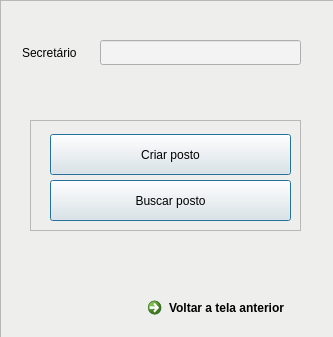
lucasnatali98/CADVAC, file cadvac_gui/patientmanagementwindow.ui: the form before one commit.
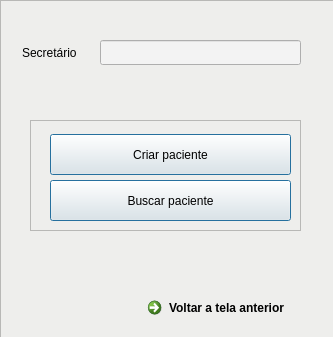
The form after the commit.

Commit message: Criação e busca de pacientes, enfermeiros e postos + alteração das vacinas disponiveis

```diff
--- a/cadvac_gui/patientmanagementwindow.ui
+++ b/cadvac_gui/patientmanagementwindow.ui
@@ -92,7 +92,7 @@
        </rect>
       </property>
       <property name="text">
-       <string>Criar posto</string>
+       <string>Criar paciente</string>
       </property>
       <property name="default">
        <bool>true</bool>
@@ -108,7 +108,7 @@
        </rect>
       </property>
       <property name="text">
-       <string>Buscar posto</string>
+       <string>Buscar paciente</string>
       </property>
       <property name="default">
        <bool>true</bool>
```
Left out of the diff: 7 changed lines with no effect on the pictures. The commit also changes 49 other files.
